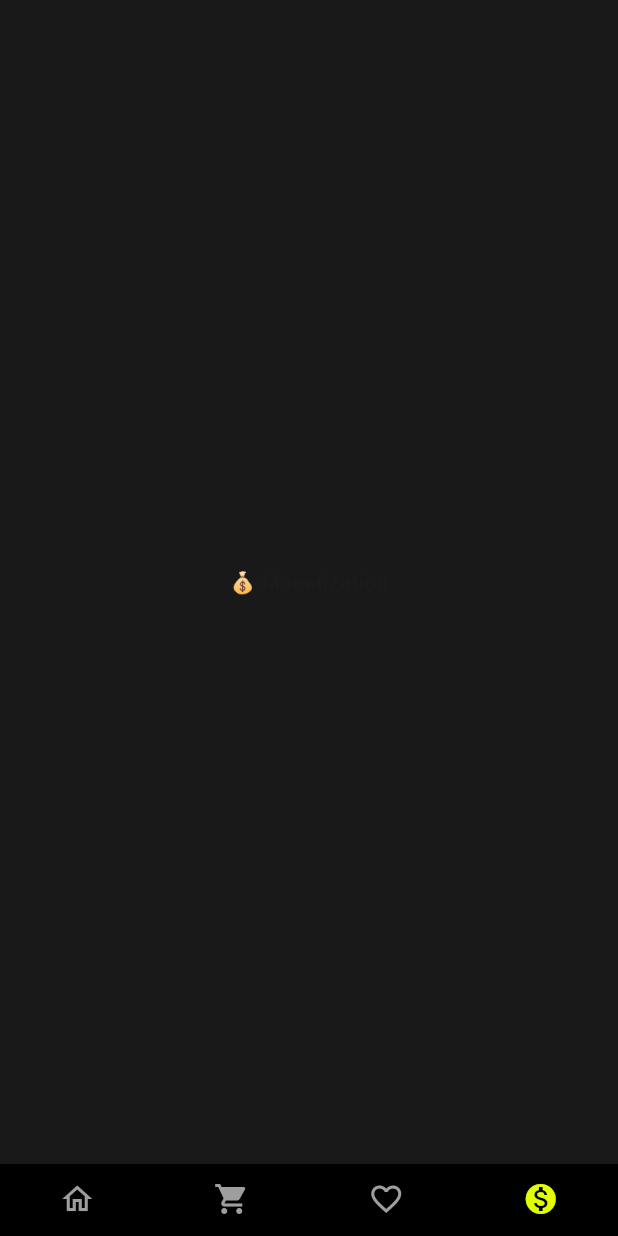
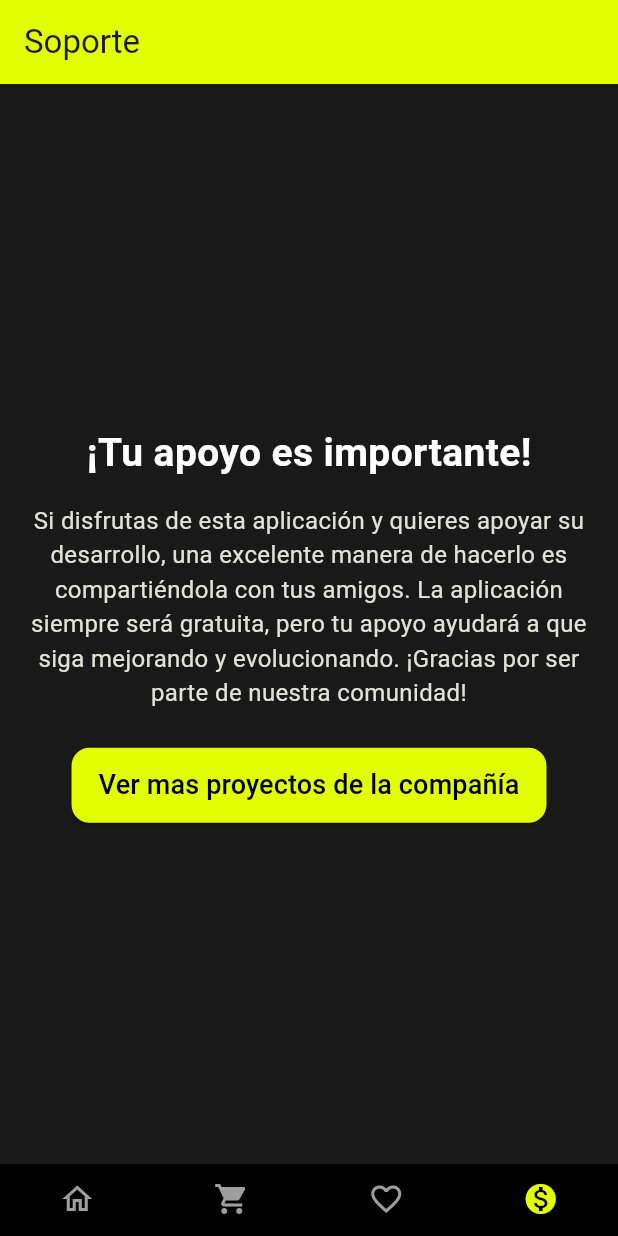
Before and after one commit to Kaoticode/infoodmacion-app, a Flutter app: the screen it shows after launch, item 4 of the bottom bar chosen, on a phone screen of 412 x 824 dp. Run offline on Flutter 3.47's test engine with Material 3 defaults, Android fonts, the phone set to English and light mode, and no system bars; our stand-ins replace equatable, flutter_bloc; network calls fail.

Commit message:
Tabs and Support Screen

```diff
--- a/lib/config/styles/app_style.dart
+++ b/lib/config/styles/app_style.dart
@@ -22,9 +22,9 @@ class AppStyle {
 
   static const secondContainerTitleTextStyle = TextStyle(color: Colors.white, fontWeight: FontWeight.bold, fontSize: 18);
 
-  static const modalBottomSheetTitle = TextStyle(fontSize: 26, fontWeight: FontWeight.bold, color: Colors.white);
+  static const generalTitle = TextStyle(fontSize: 26, fontWeight: FontWeight.bold, color: Colors.white);
 
-  static const modalBottomSheetSubTitle = TextStyle(fontSize: 22, fontWeight: FontWeight.bold, color: Colors.white);
+  static const generalSubtitle = TextStyle(fontSize: 22, fontWeight: FontWeight.bold, color: Colors.white);
 
-  static const modalBottomSheetParagraph = TextStyle(fontSize: 18, color: Colors.white);
+  static const generalParagraph = TextStyle(fontSize: 18, color: Colors.white);
 }
--- a/lib/presentation/screens/screens.dart
+++ b/lib/presentation/screens/screens.dart
@@ -2,5 +2,7 @@ export '../views/main_view.dart';
 export 'food_establishment_screen.dart';
 export 'foods_establishments_screen.dart';
 export 'foods_screen.dart';
+export 'home_Screen.dart';
 export 'recipes_screen.dart';
+export 'support_screen.dart';
 export 'trainers_screen.dart';
--- /dev/null
+++ b/lib/presentation/screens/support_screen.dart
@@ -0,0 +1,51 @@
+import 'package:flutter/material.dart';
+import 'package:infoodmacion_app/config/styles/app_style.dart';
+import 'package:url_launcher/url_launcher.dart';
+
+class SupportScreen extends StatelessWidget {
+  const SupportScreen({super.key});
+
+  Future<void> _viewWeb() async {
+    final Uri donateUrl = Uri.parse('https://www.kaoticode.com');
+    if (!await launchUrl(donateUrl)) {
+      throw Exception('Could not launch $donateUrl');
+    }
+  }
+
+
+  @override
+  Widget build(BuildContext context) {
+    return Padding(
+      padding: const EdgeInsets.all(15),
+      child: Center(
+        child: Column(
+          mainAxisAlignment: MainAxisAlignment.center,
+          children: [
+            const Text('¡Tu apoyo es importante!', style: AppStyle.generalTitle),
+            const SizedBox(height: 15),
+            const Text(
+              "Si disfrutas de esta aplicación y quieres apoyar su desarrollo, una excelente manera de hacerlo es compartiéndola con tus amigos. La aplicación siempre será gratuita, pero tu apoyo ayudará a que siga mejorando y evolucionando. ¡Gracias por ser parte de nuestra comunidad!",
+              style: TextStyle(fontSize: 16, color: AppStyle.lightColor), textAlign: TextAlign.center
+            ),
+            const SizedBox(height: 25),
+            ElevatedButton(
+              onPressed: _viewWeb,
+              style: ElevatedButton.styleFrom(
+                foregroundColor: Colors.white,
+                backgroundColor: AppStyle.primaryColor,
+                padding: const EdgeInsets.symmetric(horizontal: 18, vertical: 12),
+                shape: RoundedRectangleBorder(
+                  borderRadius: BorderRadius.circular(12),
+                ),
+              ),
+              child: const Text(
+                'Ver mas proyectos de la compañía',
+                style: TextStyle(fontSize: 18, color: Colors.black),
+              ),
+            )
+          ],
+        ),
+      ),
+    );
+  }
+}
--- a/lib/presentation/views/main_view.dart
+++ b/lib/presentation/views/main_view.dart
@@ -1,6 +1,7 @@
 import 'package:flutter/material.dart';
 import 'package:infoodmacion_app/config/styles/app_style.dart';
-import 'package:infoodmacion_app/presentation/screens/home_screen.dart';
+
+import '../screens/screens.dart';
 
 class MainView extends StatefulWidget {
   const MainView({super.key});
@@ -16,6 +17,10 @@ class _MainViewState extends State<MainView> with SingleTickerProviderStateMixin
   void initState() {
     super.initState();
     _tabController = TabController(length: 4, vsync: this);
+    _tabController.addListener(() {
+      setState(() {});
+    });
+
   }
 
   @override
@@ -26,14 +31,19 @@ class _MainViewState extends State<MainView> with SingleTickerProviderStateMixin
 
   @override
   Widget build(BuildContext context) {
+
     return Scaffold(
+      appBar: _tabController.index == 0 ? null : AppBar(
+        backgroundColor: AppStyle.primaryColor,
+        title: Text(_tabController.index == 1 ? 'Carrito' : _tabController.index == 2 ? 'Notificaciones': 'Soporte'),
+      ),
       body: TabBarView(
         controller: _tabController,
         children: const [
           HomeScreen(),
           Center(child: Text("🛒 Shopping Cart")),
           Center(child: Text("❤️ Favorites")),
-          Center(child: Text("💰 Monetization")),
+          SupportScreen()
         ],
       ),
       bottomNavigationBar: Material(
```
Also changed, not shown: lib/presentation/widgets/recipes/card_recipe.dart (+5 -5 lines), lib/presentation/screens/home_screen.dart (indentation only).
